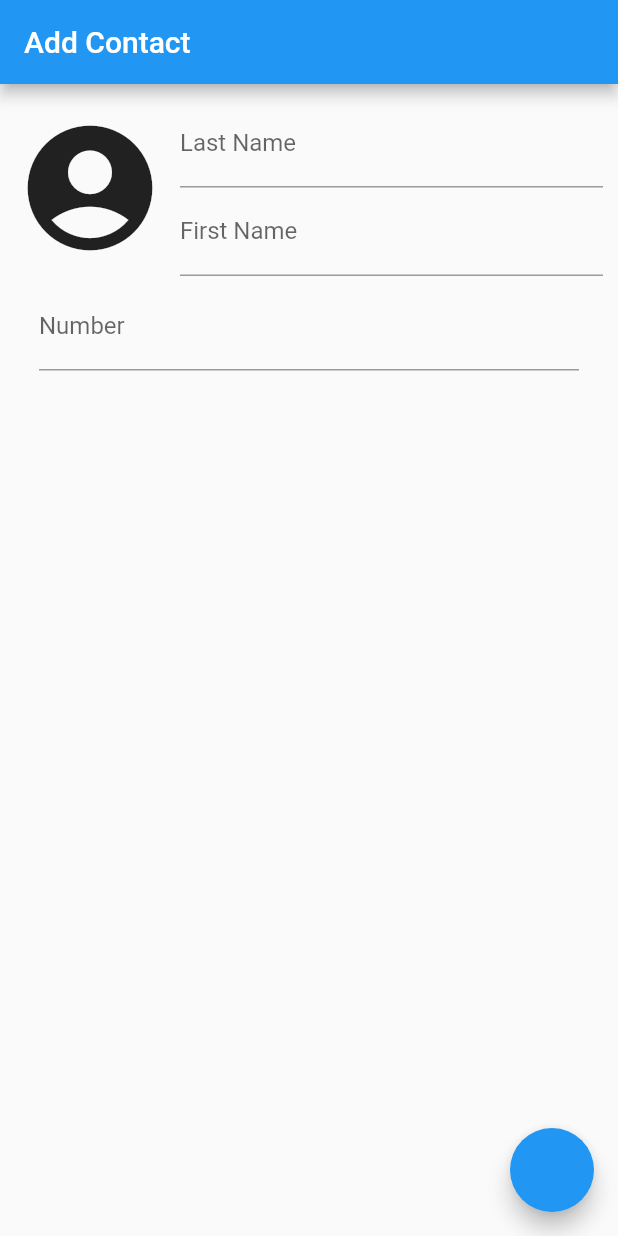
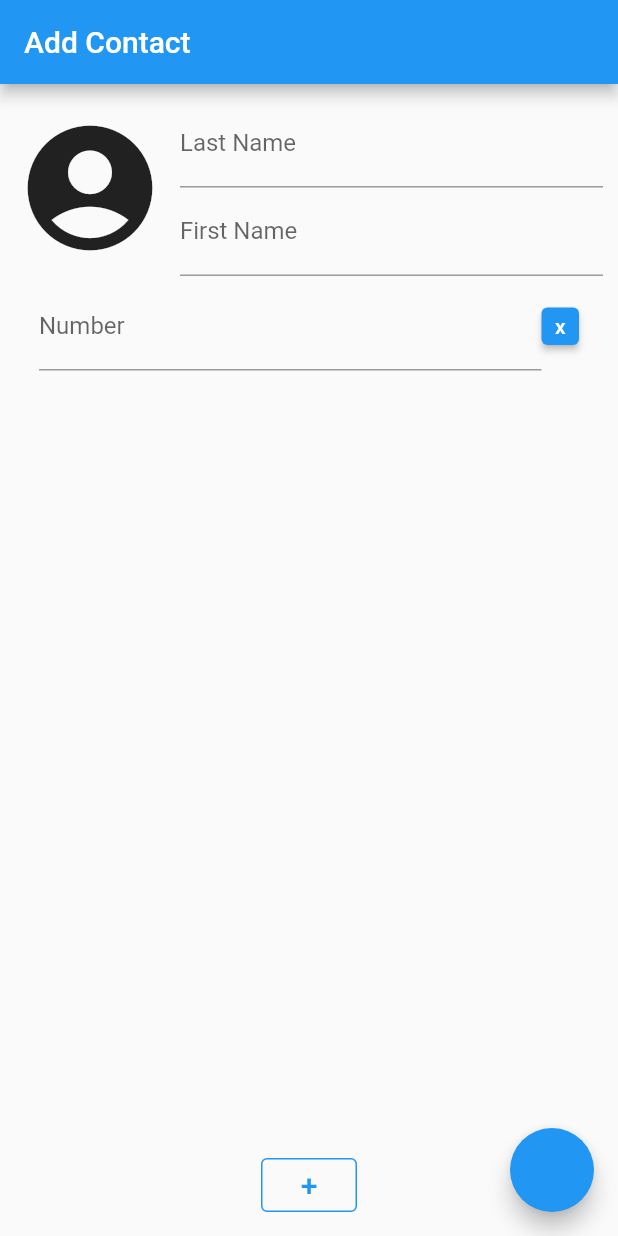
Before and after one commit to AY2020-2021-CpE-OJT/abellar-task-003, a Flutter app: the screen it shows after launch, on a phone screen of 412 x 824 dp. Run offline on Flutter 3.47's test engine with Material 2 defaults, Android fonts, the phone set to English and light mode, and no system bars.

Commit message:
Add delete button for the Phone Number

```diff
--- a/lib/main.dart
+++ b/lib/main.dart
@@ -26,6 +26,12 @@ class _InputFormState extends State<InputForm> {
   void addPhoneNumber() {
     setState(() {
       nOfPhoneNumber++;
+    });
+  }
+
+  void minusPhoneNumber() {
+    setState(() {
+      nOfPhoneNumber--;
     });
   }
 
@@ -73,18 +79,41 @@ class _InputFormState extends State<InputForm> {
                 ),
               ],
             ),
-            Container(
-              height: 300.0,
+            Flexible(
               child: ListView.builder(
                 itemCount: nOfPhoneNumber,
                 itemBuilder: (context, index) {
                   return ListTile(
-                    title: TextFormField(
-                      decoration: InputDecoration(
-                          border: UnderlineInputBorder(), labelText: 'Number'),
+                    title: Row(
+                      children: [
+                        Expanded(
+                            child: TextFormField(
+                          decoration: InputDecoration(
+                              border: UnderlineInputBorder(),
+                              labelText: 'Number'),
+                        )),
+                        ConstrainedBox(
+                          constraints: BoxConstraints.tightFor(
+                              width: 25.0, height: 25.0),
+                          child: ElevatedButton(
+                            onPressed: minusPhoneNumber,
+                            child: Text('x'),
+                            style: ElevatedButton.styleFrom(
+                              padding: EdgeInsets.all(1.0),
+                            ),
+                          ),
+                        ),
+                      ],
                     ),
                   );
                 },
+              ),
+            ),
+            OutlinedButton(
+              onPressed: addPhoneNumber,
+              child: Text('+', style: TextStyle(fontSize: 20.0)),
+              style: OutlinedButton.styleFrom(
+                side: BorderSide(color: Colors.blue),
               ),
             )
           ],
@@ -96,3 +125,15 @@ class _InputFormState extends State<InputForm> {
     );
   }
 }
+
+class showContactData extends StatefulWidget {
+  @override
+  _showContactDataState createState() => _showContactDataState();
+}
+
+class _showContactDataState extends State<showContactData> {
+  @override
+  Widget build(BuildContext context) {
+    return Container();
+  }
+}
```
